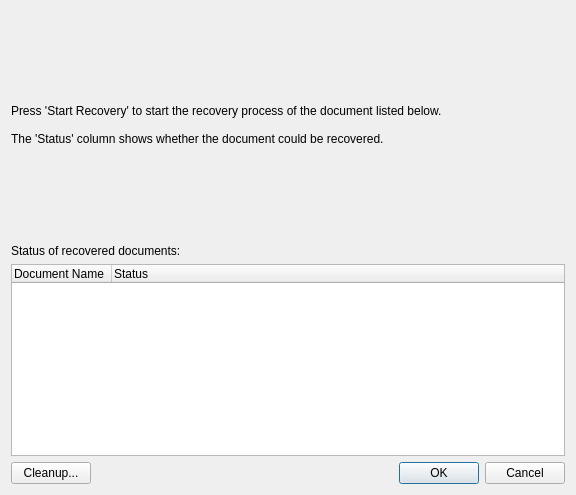
Above: src/Gui/DocumentRecovery.ui from southseact-3d/fcd before the change. Below: the same form after it.
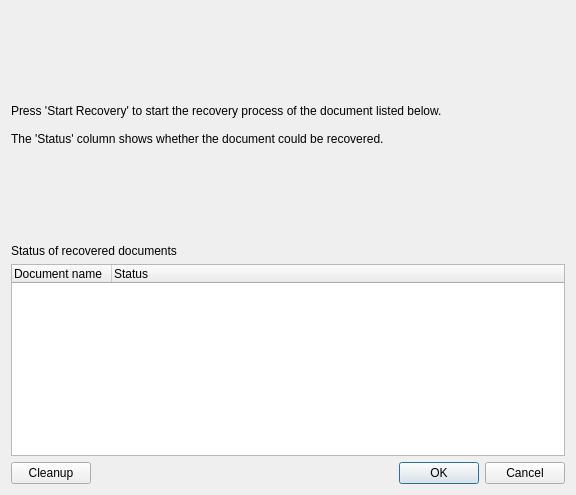
That is the form after the change.

Patch:
```diff
--- a/src/Gui/DocumentRecovery.ui
+++ b/src/Gui/DocumentRecovery.ui
@@ -52,7 +52,7 @@
    <item row="3" column="0" colspan="2">
     <widget class="QLabel" name="label_2">
      <property name="text">
-      <string>Status of recovered documents:</string>
+      <string>Status of recovered documents</string>
      </property>
     </widget>
    </item>
@@ -63,7 +63,7 @@
      </property>
      <column>
       <property name="text">
-       <string>Document Name</string>
+       <string>Document name</string>
       </property>
      </column>
      <column>
@@ -79,7 +79,7 @@
       <bool>true</bool>
      </property>
      <property name="text">
-      <string>Cleanup...</string>
+      <string>Cleanup</string>
      </property>
     </widget>
    </item>
```
